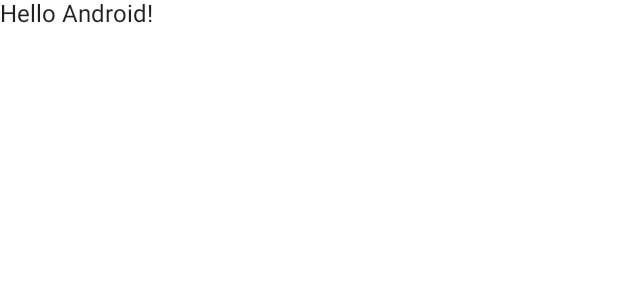
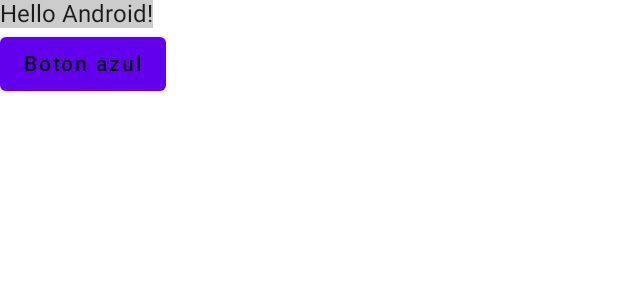
Before and after one commit to camarmadev/GitPruebas, an Android app built with Jetpack Compose: the @Preview function DefaultPreview, on a phone screen of 412 x 824 dp. Shown: the top 300 px of the screen. Run offline under Robolectric (Android 15) with nearby library versions, the phone set to English and light mode, and no system bars.

Commit message:
boton azul en rma btnAzul

```diff
--- a/app/src/main/java/com/javidev/gitpruebasjavikidoandroid/MainActivity.kt
+++ b/app/src/main/java/com/javidev/gitpruebasjavikidoandroid/MainActivity.kt
@@ -3,10 +3,15 @@ package com.javidev.gitpruebasjavikidoandroid
 import android.os.Bundle
 import androidx.activity.ComponentActivity
 import androidx.activity.compose.setContent
+import androidx.compose.foundation.background
+import androidx.compose.foundation.layout.Column
+import androidx.compose.material.Button
 import androidx.compose.material.MaterialTheme
 import androidx.compose.material.Surface
 import androidx.compose.material.Text
 import androidx.compose.runtime.Composable
+import androidx.compose.ui.Modifier
+import androidx.compose.ui.graphics.Color
 import androidx.compose.ui.tooling.preview.Preview
 import com.javidev.gitpruebasjavikidoandroid.ui.theme.GitPruebasJavikidoAndroidTheme
 
@@ -26,10 +31,18 @@ class MainActivity : ComponentActivity() {
 
 @Composable
 fun Greeting(name: String) {
-    Text(text = "Hello $name!")
+    Column() {
+
+        Text(text = "Hello $name!", modifier = Modifier.background(Color.LightGray))
+
+        Button(onClick = { /*TODO*/ }) {
+            Text(text = "Boton azul", color = Color.Black)
+        }
+
+    }
 }
 
-@Preview(showBackground = true)
+@Preview(showBackground = true, showSystemUi = true)
 @Composable
 fun DefaultPreview() {
     GitPruebasJavikidoAndroidTheme {
```
